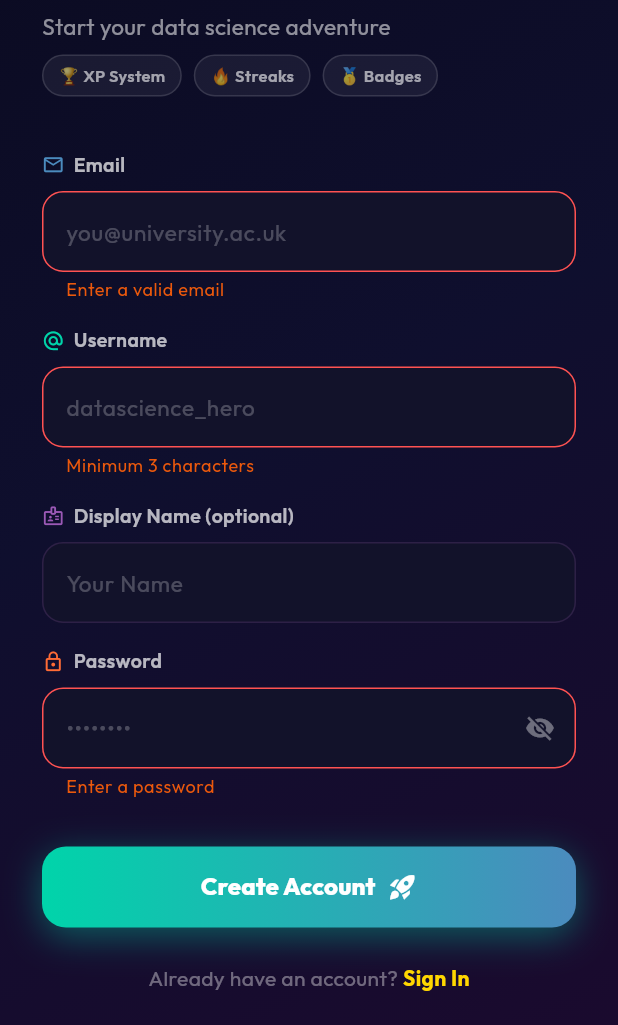
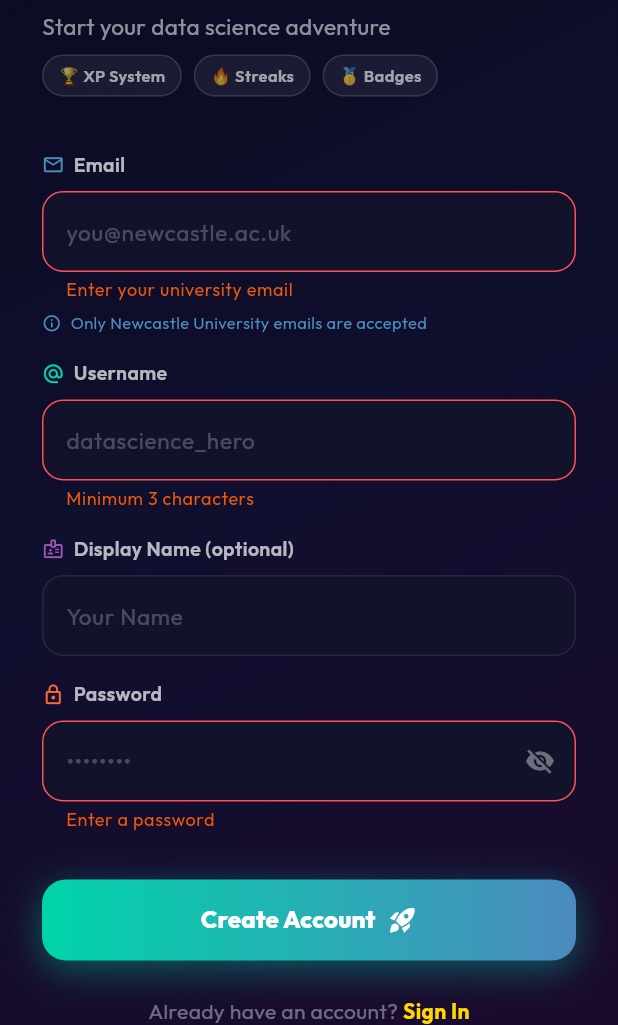
Before and after one commit to munugala-shalemraj/arete-app, a Flutter app: the RegisterScreen screen opened by its route, after a tap on "Create Account", on a phone screen of 412 x 824 dp, the part 211-1236 px from its top. Run offline on Flutter 3.47's test engine with Material 3 defaults, Android fonts, the phone set to English and light mode, and no system bars; our stand-ins replace fl_chart, go_router, google_fonts, percent_indicator, shared_preferences, shimmer and 1 more; accounts and stored records are empty.

Commit message:
Restrict signup to Newcastle University emails (@newcastle.ac.uk)
Validate email ends with @newcastle.ac.uk or *.newcastle.ac.uk.
Show hint text below the field explaining the requirement.
Update placeholder to you@newcastle.ac.uk.

Co-Authored-By: Claude Sonnet 4.6 <noreply@anthropic.com>

```diff
--- a/lib/screens/auth/register_screen.dart
+++ b/lib/screens/auth/register_screen.dart
@@ -172,12 +172,28 @@ class _RegisterScreenState extends State<RegisterScreen> {
                       _GradientTextField(
                         controller: _emailController,
                         label: 'Email',
-                        hint: 'you@university.ac.uk',
+                        hint: 'you@newcastle.ac.uk',
                         icon: Icons.email_outlined,
                         accentColor: const Color(0xFF4B8BBE),
                         keyboardType: TextInputType.emailAddress,
-                        validator: (v) => v != null && v.contains('@')
-                            ? null : 'Enter a valid email',
+                        validator: (v) {
+                          if (v == null || v.isEmpty) return 'Enter your university email';
+                          if (!v.endsWith('@newcastle.ac.uk') && !v.endsWith('.newcastle.ac.uk')) {
+                            return 'Must be a Newcastle University email (@newcastle.ac.uk)';
+                          }
+                          return null;
+                        },
+                      ),
+                      Padding(
+                        padding: const EdgeInsets.only(top: 6),
+                        child: Row(children: [
+                          const Icon(Icons.info_outline,
+                              size: 13, color: Color(0xFF4B8BBE)),
+                          const SizedBox(width: 6),
+                          Text('Only Newcastle University emails are accepted',
+                            style: GoogleFonts.outfit(
+                              fontSize: 11, color: const Color(0xFF4B8BBE))),
+                        ]),
                       ),
                       const SizedBox(height: 16),
                       _GradientTextField(
```
